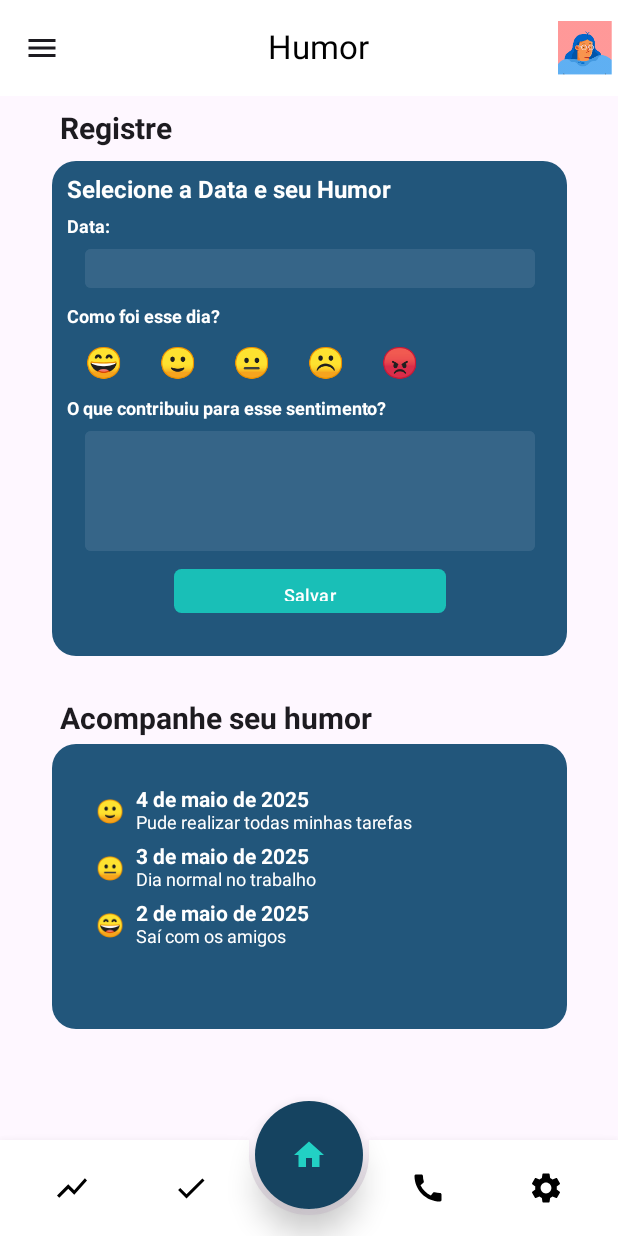
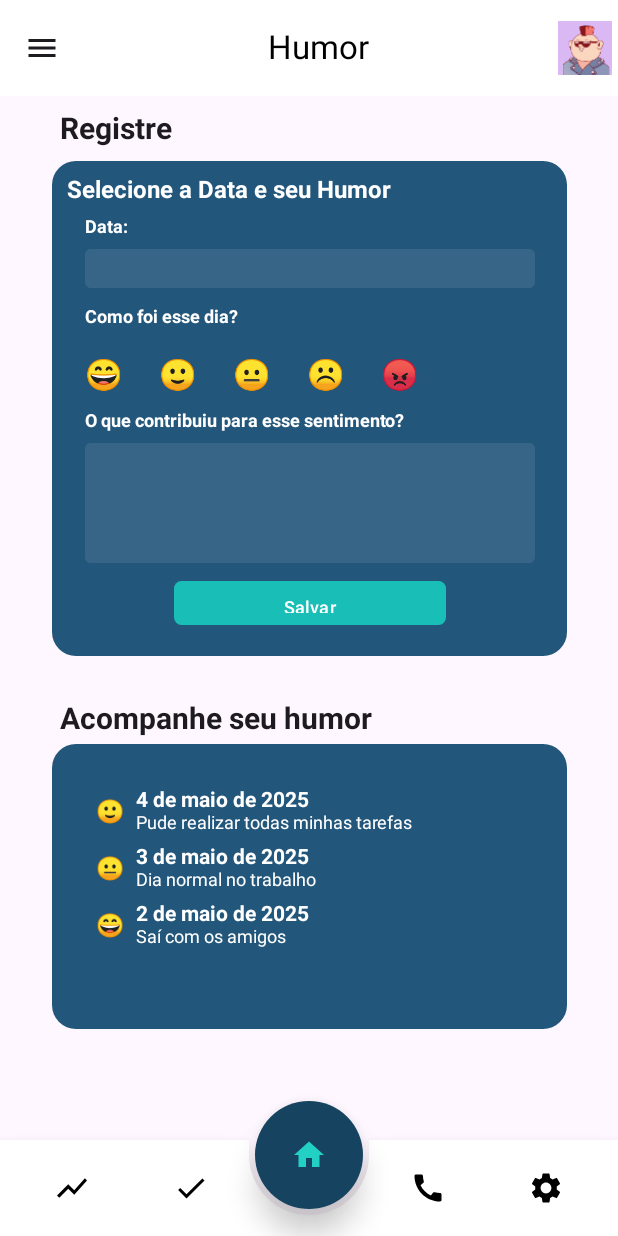
Before and after one commit to mtluiz/Zenite, an Android app built with Jetpack Compose: the @Preview function MoodScreenPreview, on a phone screen of 412 x 824 dp. Run offline under Robolectric (Android 15) with nearby library versions, the phone set to English and light mode, and no system bars.

Commit message:
Align texts
Align texts

```diff
--- a/app/src/main/java/com/example/zenite/ui/screens/mood/MoodScreen.kt
+++ b/app/src/main/java/com/example/zenite/ui/screens/mood/MoodScreen.kt
@@ -129,7 +129,7 @@ fun MoodScreen(
                         fontSize = 12.sp,
                         fontWeight = FontWeight.Bold,
                         color = White,
-                        modifier = Modifier.padding(bottom = 8.dp)
+                        modifier = Modifier.padding(bottom = 8.dp, start = 12.dp)
                     )
 
                     OutlinedTextField(
@@ -155,7 +155,8 @@ fun MoodScreen(
                         text = "Como foi esse dia?",
                         fontSize = 12.sp,
                         fontWeight = FontWeight.Bold,
-                        color = White
+                        color = White,
+                        modifier = Modifier.padding(bottom = 8.dp, start = 12.dp)
                     )
 
                     Row(modifier = Modifier.fillMaxWidth()) {
@@ -179,9 +180,7 @@ fun MoodScreen(
                         fontSize = 12.sp,
                         fontWeight = FontWeight.Bold,
                         color = White,
-                        modifier = Modifier
-                            .align(Alignment.Start)
-                            .padding(bottom = 8.dp)
+                        modifier = Modifier.padding(bottom = 8.dp, start = 12.dp)
                     )
 
                     OutlinedTextField(
```
